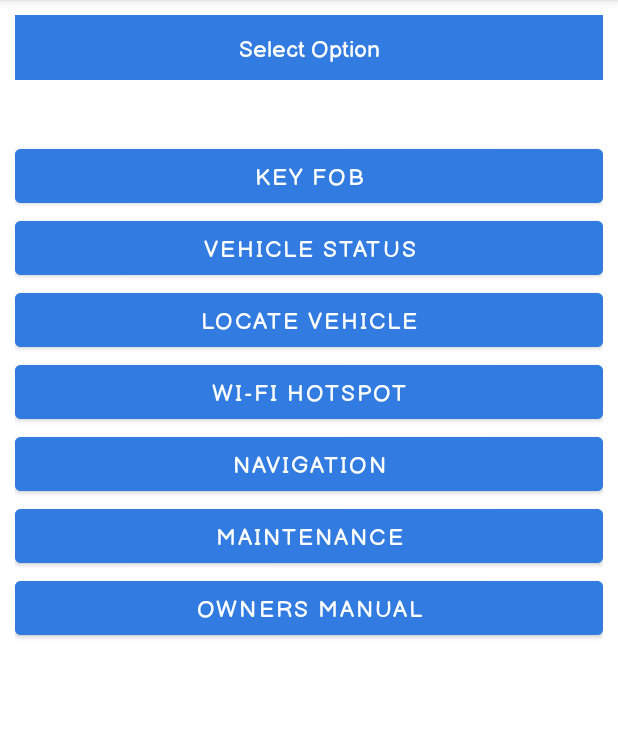
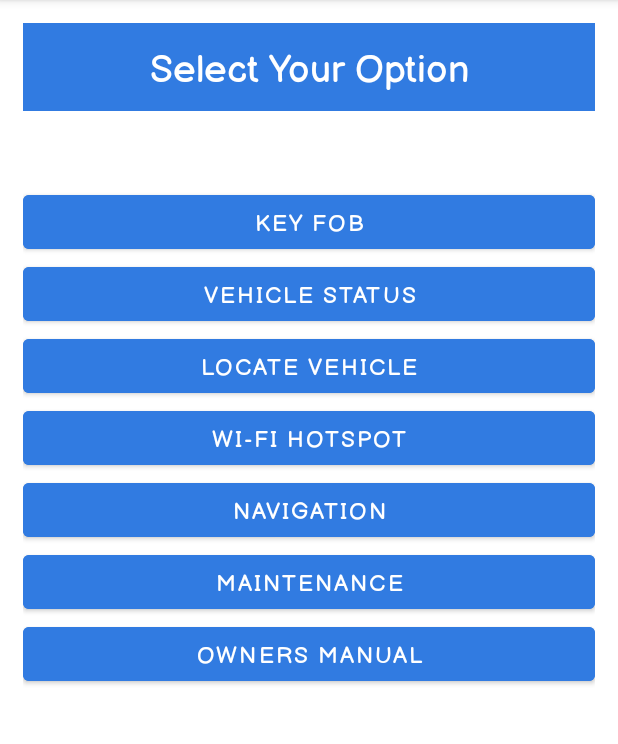
Before and after one commit to archnecro/InteractiveCarApp, an Android app: the screen it shows after launch (MainActivity), on a phone screen of 412 x 824 dp, the part 84-828 px from its top. Run offline under Robolectric (Android 15) with nearby library versions, the phone set to English and light mode, and no system bars.

Commit message:
Added style for textview and added new font

```diff
--- a/app/src/main/res/layout/activity_main.xml
+++ b/app/src/main/res/layout/activity_main.xml
@@ -6,15 +6,15 @@
     android:layout_width="match_parent"
     android:layout_height="match_parent"
     tools:context=".MainActivity"
-    android:layout_margin="10dp">
+    android:layout_margin="15dp">
 
     <TextView
         android:id="@+id/tvSelectOption"
         android:layout_centerHorizontal="true"
         android:layout_width="match_parent"
         android:layout_height="wrap_content"
-        android:layout_marginBottom="40dp"
-        android:text="Select Option"
+        android:layout_marginBottom="50dp"
+        android:text="Select Your Option"
         style="@style/tvstyle"/>
 
     <Button
--- a/app/src/main/res/values/tv_style.xml
+++ b/app/src/main/res/values/tv_style.xml
@@ -1,7 +1,7 @@
 <?xml version="1.0" encoding="utf-8"?>
 <resources>
     <style name="tvstyle">
-        <item name="android:textSize">15sp</item>
+        <item name="android:textSize">25sp</item>
         <item name="android:textColor">#FFFFFF</item>
         <item name="android:gravity">center</item>
         <item name="android:background">#317BE1</item>
```
